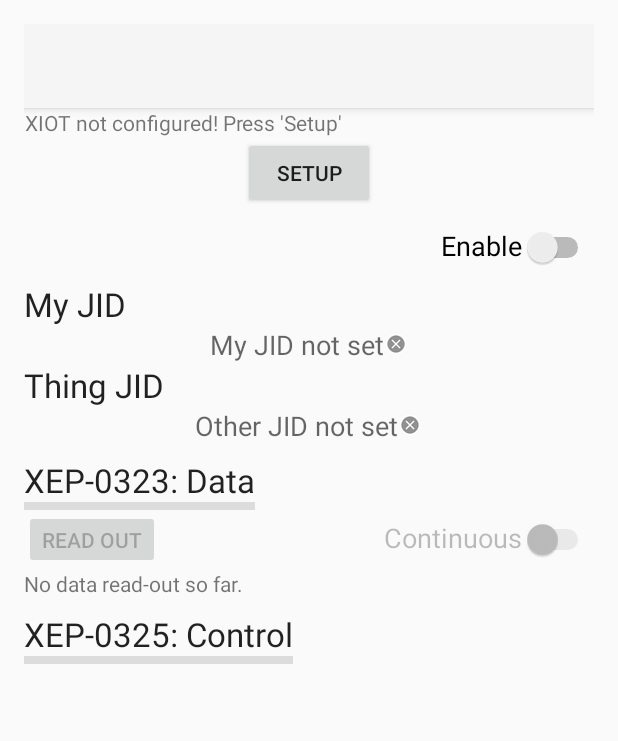
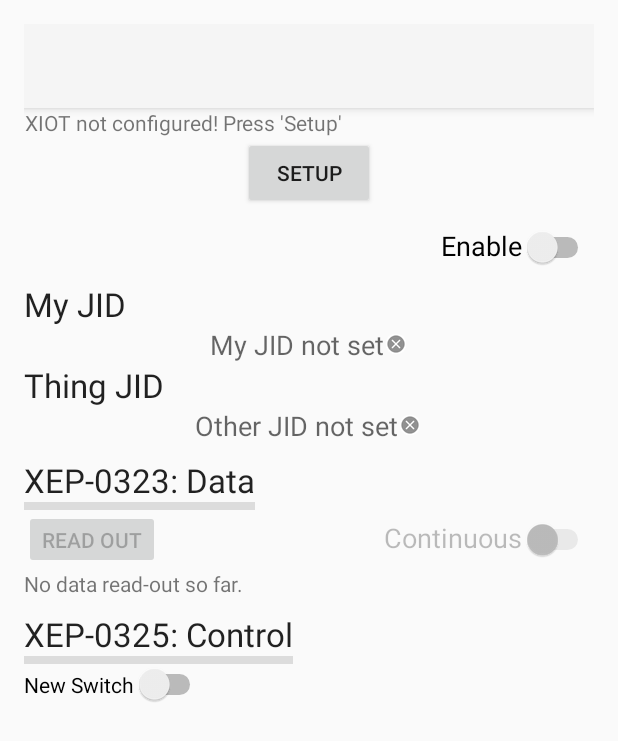
Before and after one commit to Flowdalic/android-xmpp-iot-demo, an Android app: the layout activity_main.xml on its own in the app's theme, with its tools: preview values and no code run, on a phone screen of 412 x 824 dp. Shown: the top 741 px of the screen. Run offline under Robolectric (Android 15) with nearby library versions, the phone set to English and light mode, and no system bars.

Commit message:
Intermediate Commit (2016-08-09 10:41)

```diff
--- a/app/src/main/res/layout/activity_main.xml
+++ b/app/src/main/res/layout/activity_main.xml
@@ -214,6 +214,12 @@
                 android:background="?android:attr/dividerHorizontal"
                 />
 
+            <Switch
+                android:layout_width="wrap_content"
+                android:layout_height="wrap_content"
+                android:text="New Switch"
+                android:id="@+id/switch1"/>
+
             </LinearLayout>
 
     </LinearLayout>
```
